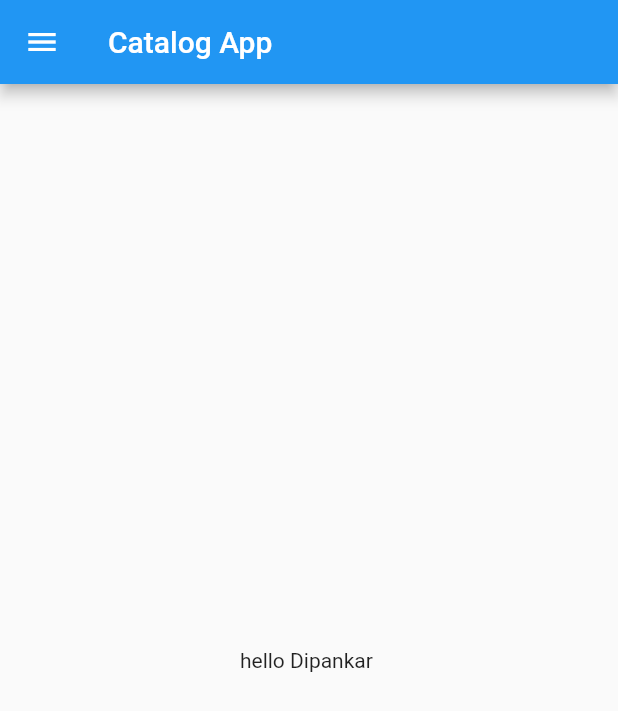
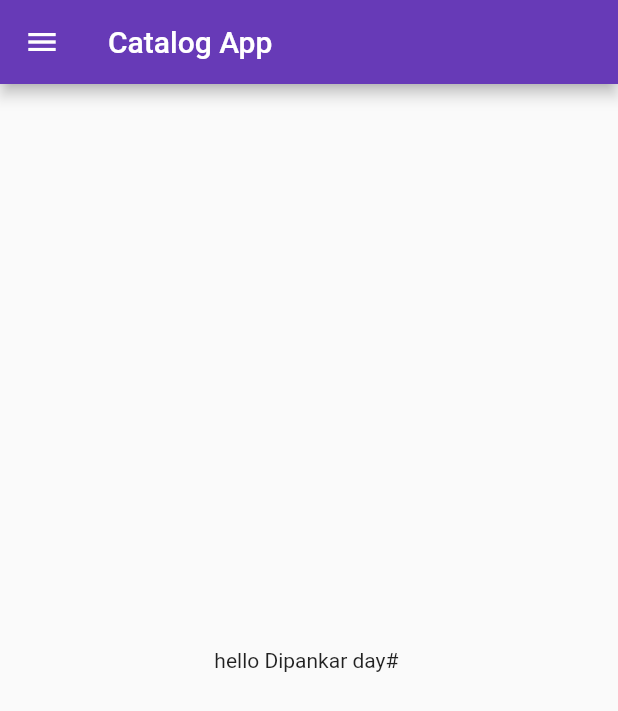
Before and after one commit to Dipankarhira/30daysofflutter, a Flutter app: the screen it shows after launch, on a phone screen of 412 x 824 dp. Shown: the top 711 px of the screen. Run offline on Flutter 3.47's test engine with Material 2 defaults, Android fonts, the phone set to English and light mode, and no system bars.

Commit message:
day3 completed

```diff
--- a/flutter_catalog/lib/main.dart
+++ b/flutter_catalog/lib/main.dart
@@ -1,6 +1,6 @@
 import 'package:flutter/material.dart';
-import './homePage.dart';
-
+import 'pages/homePage.dart';
+import 'pages/login_page.dart';
 
 void main() {
   runApp(MyApp());
@@ -11,9 +11,10 @@ class MyApp extends StatelessWidget {
 
   @override
   Widget build(BuildContext context) {
-
     return MaterialApp(
-      home: Home()
+      themeMode: ThemeMode.light,
+      theme: ThemeData(primarySwatch: Colors.deepPurple),
+      routes: {"/": (context) => Home(), "/login": (context) => Login()},
     );
   }
 }
--- a/flutter_catalog/lib/homePage.dart
+++ b/flutter_catalog/lib/pages/homePage.dart
@@ -11,7 +11,7 @@ class Home extends StatelessWidget {
       ),
       body: Center(
         child: Container(
-          child: Text("hello Dipankar "),
+          child: Text("hello Dipankar day# "),
         ),
       ),
       drawer: Drawer(),
```
Also changed, not shown: flutter_catalog/lib/pages/login_page.dart (added, +14 -0 lines).
